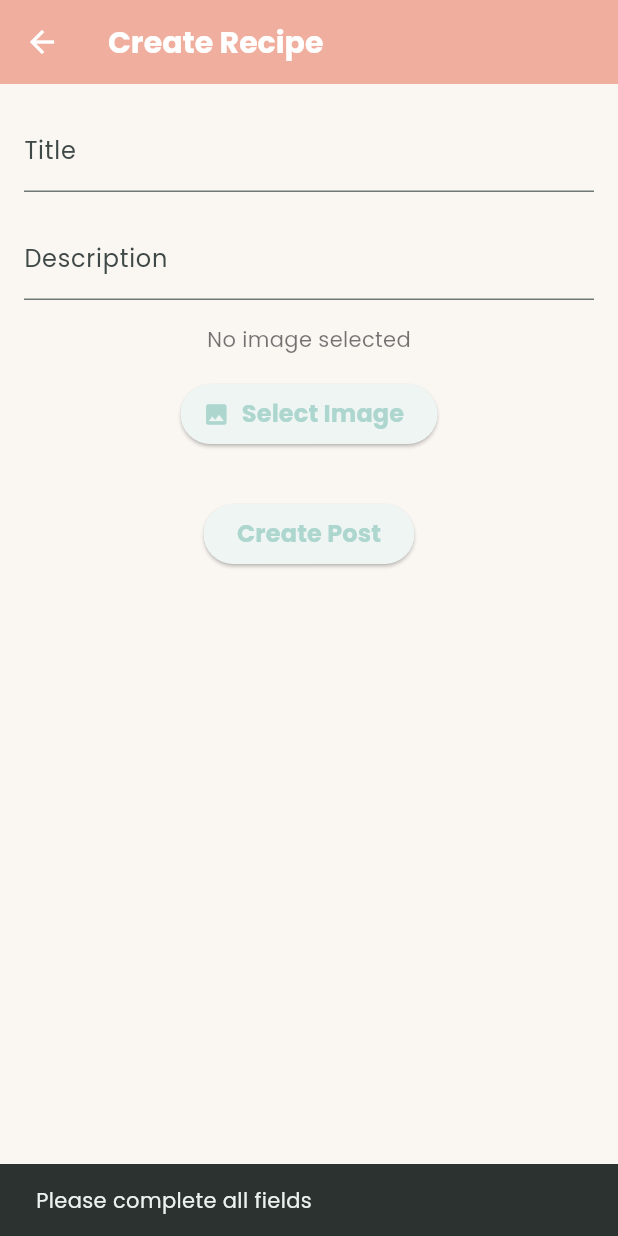
After one commit to ninadgns/Android-Project-Pink-Flag, a Flutter app: the RecipeForm screen opened directly, after a tap on "Create Post", on a phone screen of 412 x 824 dp. The commit adds this screen. Run offline on Flutter 3.47's test engine with Material 3 defaults, Android fonts, the phone set to English and light mode, and no system bars; our stand-ins replace carousel_slider, chewie, cloud_firestore, firebase_core, flutter_tts, font_awesome_flutter and 9 more; accounts and stored records are empty.

Commit message:
Image uploading implemented

```diff
--- a/lib/screens/AddPost/CreateRecipePostScreen.dart
+++ b/lib/screens/AddPost/CreateRecipePostScreen.dart
@@ -12,6 +12,7 @@ import 'package:video_player/video_player.dart';
 import 'image_uploader.dart';
 import 'nutrition_input.dart';
 import 'ingredients_list.dart';
+import 'package:uuid/uuid.dart';
 
 class CreateRecipePostScreen extends StatefulWidget {
   const CreateRecipePostScreen({super.key});
@@ -35,6 +36,8 @@ class _CreateRecipePostScreenState extends State<CreateRecipePostScreen> {
   // final TextEditingController _cookingDescriptionController =
   //     TextEditingController();
 
+  final supabase = Supabase.instance.client;
+
   String? _difficulty;
   List<Map<String, dynamic>> _ingredients = [];
   List<Map<String, dynamic>> _steps = [];
@@ -46,14 +49,14 @@ class _CreateRecipePostScreenState extends State<CreateRecipePostScreen> {
     });
   }
 
-  Uint8List? _recipeImage; // Use Uint8List instead of File
+  File? _recipeImage; // Use Uint8List instead of File
   final ImagePicker _picker = ImagePicker();
   XFile? _recipeVideo; // For video upload
   VideoPlayerController? _videoController;
 
-  void _handleImageSelection(Uint8List? imageBytes) {
+  void _handleImageSelection(File? imageFile) {
     setState(() {
-      _recipeImage = imageBytes;
+      _recipeImage = imageFile;
     });
   }
 
@@ -164,6 +167,28 @@ class _CreateRecipePostScreenState extends State<CreateRecipePostScreen> {
     );
   }
 
+  Future<String?> _uploadImageToSupabase(File image) async {
+    try {
+      final uuid = const Uuid().v4(); // Unique image name
+      final imagePath = 'images/$uuid.png';
+
+      // Upload image to Supabase storage bucket
+      final response =
+          await supabase.storage.from('recipe').upload(imagePath, image);
+
+      debugPrint('Response: $response');
+
+      // Get public URL of the uploaded image
+      final imageUrl = supabase.storage.from('recipe').getPublicUrl(imagePath);
+
+      debugPrint('Image uploaded: $imageUrl');
+      return imageUrl;
+    } catch (e) {
+      debugPrint('Failed to upload image: $e');
+      return null;
+    }
+  }
+
   Future<void> _createPost() async {
     if (_formKey.currentState!.validate()) {
       if (_ingredients.isEmpty) {
@@ -173,7 +198,7 @@ class _CreateRecipePostScreenState extends State<CreateRecipePostScreen> {
         return;
       }
 
-      final supabase = Supabase.instance.client;
+      final imageUrl = await _uploadImageToSupabase(_recipeImage!);
 
       final postData = {
         'user_id': 'd942d7d5-f9b5-4dc6-a63d-7271f1e22f3a',
@@ -183,6 +208,7 @@ class _CreateRecipePostScreenState extends State<CreateRecipePostScreen> {
         'total_duration':
             _steps.fold(0, (sum, step) => sum + step['time'] as int),
         'serving_count': int.tryParse(_servingCountController.text) ?? 1,
+        'image_url': imageUrl,
       };
 
       try {
@@ -206,7 +232,7 @@ class _CreateRecipePostScreenState extends State<CreateRecipePostScreen> {
 
         final nutritionResponse =
             await supabase.from('nutrition').insert(nutritionData);
-        print(nutritionResponse);
+        debugPrint(nutritionResponse);
 
         // Insert ingredients
         for (final ingredient in _ingredients) {
@@ -217,7 +243,7 @@ class _CreateRecipePostScreenState extends State<CreateRecipePostScreen> {
             'unit': ingredient['unit'],
           });
 
-          print(ingredientResponse);
+          debugPrint(ingredientResponse);
         }
 
         // Insert steps with step_order
@@ -230,7 +256,7 @@ class _CreateRecipePostScreenState extends State<CreateRecipePostScreen> {
             'step_order': i + 1,
           });
 
-          print(stepResponse);
+          debugPrint(stepResponse);
         }
 
         Navigator.pop(context, postData);
@@ -414,10 +440,10 @@ class _CreateRecipePostScreenState extends State<CreateRecipePostScreen> {
                 const SizedBox(height: 16),
                 ElevatedButton(
                   onPressed: _createPost,
-                  child: const Text('Create Post'),
                   style: TextButton.styleFrom(
                     foregroundColor: const Color(0xFF7DA9CE),
                   ),
+                  child: const Text('Create Post'),
                 ),
               ],
             ),
--- a/lib/screens/AddPost/fetchRecipes.dart
+++ b/lib/screens/AddPost/fetchRecipes.dart
@@ -14,6 +14,7 @@ Future<List<Map<String, dynamic>>> fetchRecipes() async {
           total_duration,
           serving_count,
           created_at,
+          image_url,
           nutrition(protein, carbs, fat),
           ingredients(name, quantity, unit),
           steps(description, time, step_order)
--- /dev/null
+++ b/lib/screens/AddPost/image.dart
@@ -0,0 +1,142 @@
+import 'dart:io';
+import 'package:flutter/material.dart';
+import 'package:image_picker/image_picker.dart';
+import 'package:supabase_flutter/supabase_flutter.dart';
+import 'package:uuid/uuid.dart';
+
+class RecipeForm extends StatefulWidget {
+  const RecipeForm({super.key});
+
+  @override
+  State<RecipeForm> createState() => _RecipeFormState();
+}
+
+class _RecipeFormState extends State<RecipeForm> {
+  final ImagePicker _picker = ImagePicker();
+  File? _selectedImage;
+  String? _uploadedImageUrl;
+
+  final TextEditingController _titleController = TextEditingController();
+  final TextEditingController _descriptionController = TextEditingController();
+
+  Future<void> _pickImage() async {
+    final pickedFile = await _picker.pickImage(source: ImageSource.gallery);
+    if (pickedFile != null) {
+      setState(() {
+        _selectedImage = File(pickedFile.path);
+      });
+    }
+  }
+
+  Future<String?> _uploadImageToSupabase(File image) async {
+    try {
+      final supabase = Supabase.instance.client;
+      final uuid = const Uuid().v4(); // Unique image name
+      final imagePath = 'recipes/$uuid.png';
+
+      // Upload image to Supabase storage bucket
+      final response =
+          await supabase.storage.from('recipe-images').upload(imagePath, image);
+
+      debugPrint(response);
+
+      // Get public URL of the uploaded image
+      final imageUrl =
+          supabase.storage.from('recipe-images').getPublicUrl(imagePath);
+
+      debugPrint('Image uploaded: $imageUrl');
+      return imageUrl;
+    } catch (e) {
+      debugPrint('Failed to upload image: $e');
+      return null;
+    }
+  }
+
+  Future<void> _createPost() async {
+    if (_titleController.text.isEmpty ||
+        _descriptionController.text.isEmpty ||
+        _selectedImage == null) {
+      ScaffoldMessenger.of(context).showSnackBar(
+        const SnackBar(content: Text('Please complete all fields')),
+      );
+      return;
+    }
+
+    // Upload image
+    final imageUrl = await _uploadImageToSupabase(_selectedImage!);
+    if (imageUrl == null) {
+      ScaffoldMessenger.of(context).showSnackBar(
+        const SnackBar(content: Text('Failed to upload image')),
+      );
+      return;
+    }
+
+    // Prepare post data
+    final postData = {
+      'user_id': 'd942d7d5-f9b5-4dc6-a63d-7271f1e22f3a',
+      'title': _titleController.text,
+      'description': _descriptionController.text,
+      'difficulty': 'Easy',
+      'total_duration': 30,
+      'serving_count': 2,
+      'image_url': imageUrl, // Save image URL to recipes table
+    };
+
+    try {
+      final supabase = Supabase.instance.client;
+
+      final response =
+          await supabase.from('recipes').insert(postData).select('id').single();
+
+      if (response != null) {
+        debugPrint('Recipe created with ID: ${response['id']}');
+        ScaffoldMessenger.of(context).showSnackBar(
+          const SnackBar(content: Text('Post created successfully')),
+        );
+      }
+    } catch (e) {
+      debugPrint('Failed to create post: $e');
+      ScaffoldMessenger.of(context).showSnackBar(
+        SnackBar(content: Text('Failed to create post: $e')),
+      );
+    }
+  }
+
+  @override
+  Widget build(BuildContext context) {
+    return Scaffold(
+      appBar: AppBar(title: const Text('Create Recipe')),
+      body: Padding(
+        padding: const EdgeInsets.all(16.0),
+        child: Column(
+          children: [
+            TextFormField(
+              controller: _titleController,
+              decoration: const InputDecoration(labelText: 'Title'),
+            ),
+            const SizedBox(height: 16),
+            TextFormField(
+              controller: _descriptionController,
+              decoration: const InputDecoration(labelText: 'Description'),
+            ),
+            const SizedBox(height: 16),
+            _selectedImage == null
+                ? const Text('No image selected')
+                : Image.file(_selectedImage!, height: 150),
+            const SizedBox(height: 16),
+            ElevatedButton.icon(
+              onPressed: _pickImage,
+              icon: const Icon(Icons.image),
+              label: const Text('Select Image'),
+            ),
+            const SizedBox(height: 32),
+            ElevatedButton(
+              onPressed: _createPost,
+              child: const Text('Create Post'),
+            ),
+          ],
+        ),
+      ),
+    );
+  }
+}
```
Also changed, not shown: lib/screens/AddPost/image_uploader.dart (+14 -10 lines).
